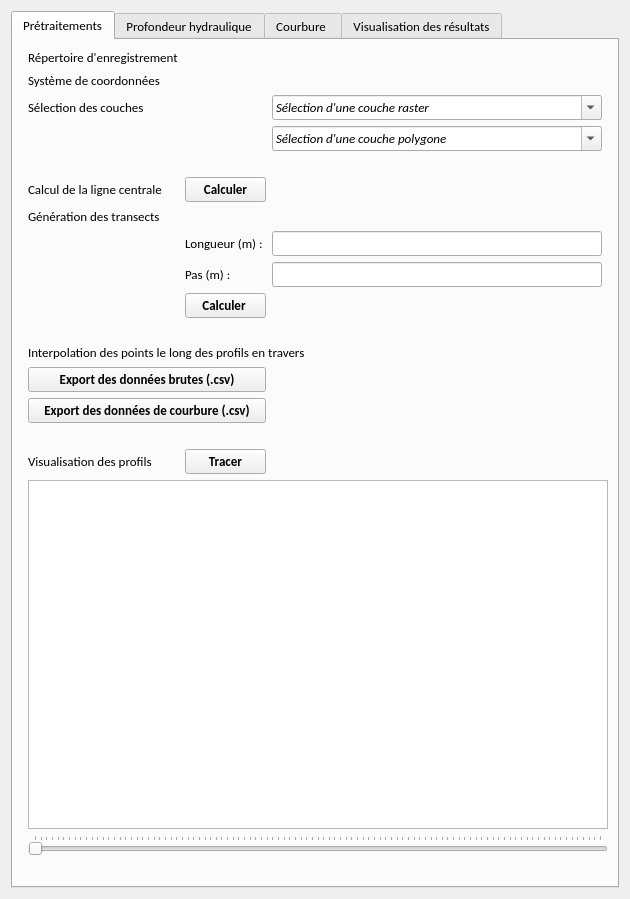
Qt form delimitation_dpf/bankfull_module_JB_dialog_base.ui (Ville-Eurometropole-Strasbourg/delimitation-du-dpf) before a commit.
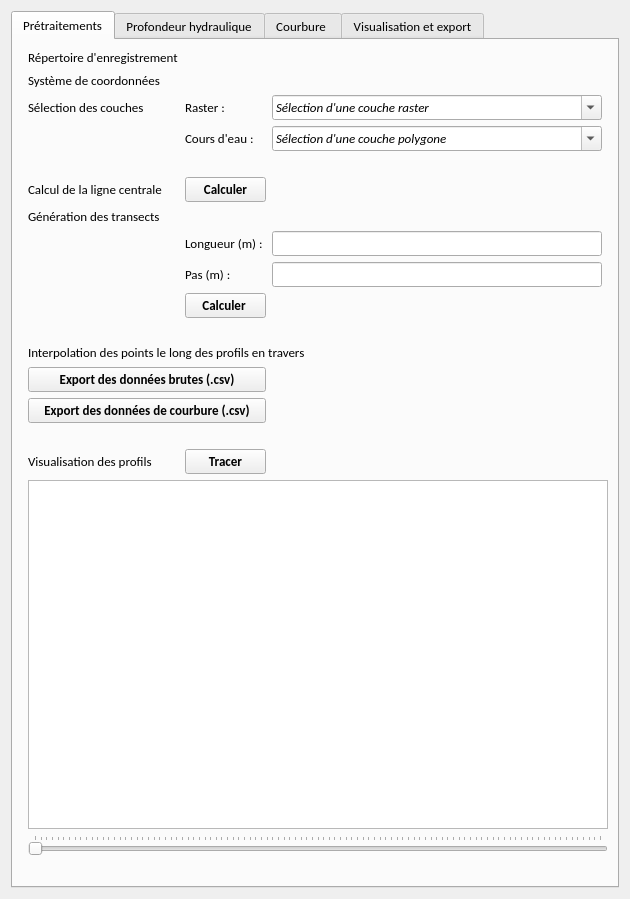
The same form after that commit. Custom widgets are drawn as their Qt base class.

Commit message: Sauvegarde de la nouvelle notice technique d'utilisation du plugin

The edit to the form file:
```diff
--- a/delimitation_dpf/bankfull_module_JB_dialog_base.ui
+++ b/delimitation_dpf/bankfull_module_JB_dialog_base.ui
@@ -564,6 +564,20 @@
          </property>
         </widget>
        </item>
+       <item row="5" column="2">
+        <widget class="QLabel" name="label_24">
+         <property name="text">
+          <string>Raster :</string>
+         </property>
+        </widget>
+       </item>
+       <item row="6" column="2">
+        <widget class="QLabel" name="label_25">
+         <property name="text">
+          <string>Cours d'eau :</string>
+         </property>
+        </widget>
+       </item>
       </layout>
      </widget>
      <widget class="QWidget" name="tab_Prof_Hydraulique">
@@ -1258,7 +1272,7 @@
      </widget>
      <widget class="QWidget" name="tab_resultats_finaux">
       <attribute name="title">
-       <string>Visualisation des résultats</string>
+       <string>Visualisation et export</string>
       </attribute>
       <layout class="QGridLayout" name="gridLayout_4">
        <item row="11" column="0">
```
Left out of the diff: 3 changed lines with no effect on the pictures. The commit also changes 2 other files.
